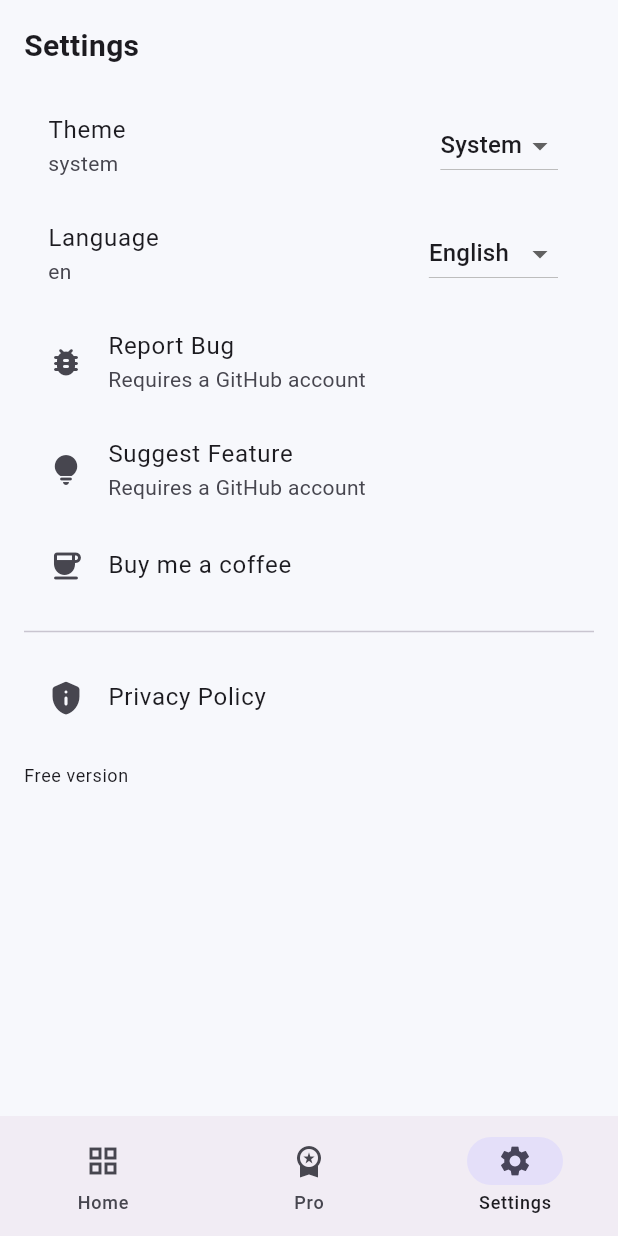
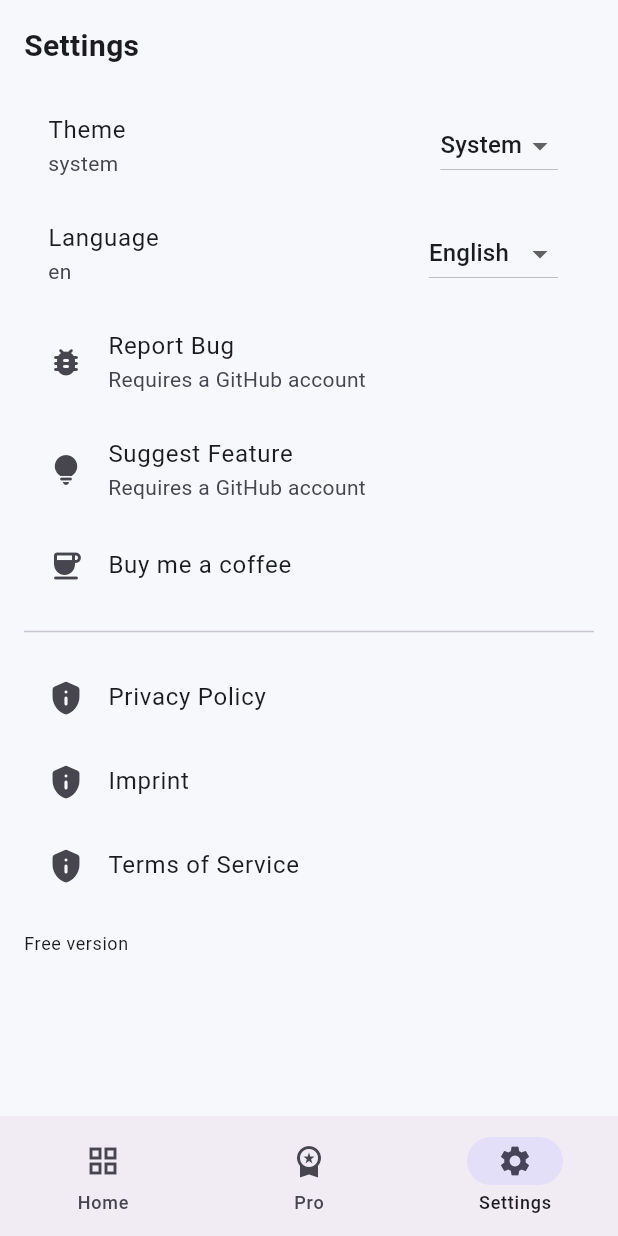
Before and after one commit to 4mierS/picksy, a Flutter app: the screen it shows after launch, item 3 of the bottom bar chosen, on a phone screen of 412 x 824 dp. Run offline on Flutter 3.47's test engine with Material 3 defaults, Android fonts, the phone set to English and light mode, and no system bars; our stand-ins replace hive_flutter, in_app_purchase, vibration; accounts and stored records are empty.

Commit message:
Add Links

```diff
--- a/lib/core/links.dart
+++ b/lib/core/links.dart
@@ -24,5 +24,11 @@ Future<void> openGithubIssues() =>
 Future<void> openPrivacyPolicy() =>
     openExternalUrl('https://4miers.github.io/picksy/privacy');
 
+Future<void> openImprint() =>
+    openExternalUrl('https://4miers.github.io/picksy/imprint');
+
+Future<void> openTermsOfService() =>
+    openExternalUrl('https://4miers.github.io/picksy/terms-of-service');
+
 Future<void> openRateApp() =>
     openExternalUrl('https://github.com/4mierS/picksy');
--- a/lib/features/settings/settings_page.dart
+++ b/lib/features/settings/settings_page.dart
@@ -113,6 +113,20 @@ class SettingsPage extends StatelessWidget {
               openPrivacyPolicy();
             },
           ),
+          ListTile(
+            leading: const Icon(Icons.privacy_tip_rounded),
+            title: Text(l10n.settingsImprint),
+            onTap: () {
+              openImprint();
+            },
+          ),
+          ListTile(
+            leading: const Icon(Icons.privacy_tip_rounded),
+            title: Text(l10n.settingsTermsOfService),
+            onTap: () {
+              openTermsOfService();
+            },
+          ),
 
           const SizedBox(height: 16),
 
--- a/lib/l10n/app_de.arb
+++ b/lib/l10n/app_de.arb
@@ -30,6 +30,8 @@
   "settingsSuggestFeature": "Funktion vorschlagen",
   "settingsSupportPicksy": "Picksy unterstützen",
   "settingsPrivacyPolicy": "Datenschutz",
+  "settingsImprint": "Impressum",
+  "settingsTermsOfService": "Nutzungsbedingungen",
   "settingsRequiresGithub": "Benötigt ein GitHub-Konto",
   "settingsProActive": "Pro aktiv",
   "settingsFreeVersion": "Kostenlose Version",
--- a/lib/l10n/app_en.arb
+++ b/lib/l10n/app_en.arb
@@ -30,6 +30,8 @@
   "settingsSuggestFeature": "Suggest Feature",
   "settingsSupportPicksy": "Buy me a coffee",
   "settingsPrivacyPolicy": "Privacy Policy",
+  "settingsImprint": "Imprint",
+  "settingsTermsOfService": "Terms of Service",
   "settingsRequiresGithub": "Requires a GitHub account",
   "settingsProActive": "Pro active",
   "settingsFreeVersion": "Free version",
--- a/lib/l10n/app_es.arb
+++ b/lib/l10n/app_es.arb
@@ -30,6 +30,8 @@
   "settingsSuggestFeature": "Sugerir función",
   "settingsSupportPicksy": "Apoyar Picksy",
   "settingsPrivacyPolicy": "Política de privacidad",
+  "settingsImprint": "Imprint",
+  "settingsTermsOfService": "Términos de servicio",
   "settingsRequiresGithub": "Requiere una cuenta de GitHub",
   "settingsProActive": "Pro activo",
   "settingsFreeVersion": "Versión gratuita",
--- a/lib/l10n/app_fr.arb
+++ b/lib/l10n/app_fr.arb
@@ -30,6 +30,8 @@
   "settingsSuggestFeature": "Suggérer une fonctionnalité",
   "settingsSupportPicksy": "Soutenir Picksy",
   "settingsPrivacyPolicy": "Politique de confidentialité",
+  "settingsImprint": "Imprint",
+  "settingsTermsOfService": "Conditions d'utilisation",
   "settingsRequiresGithub": "Nécessite un compte GitHub",
   "settingsProActive": "Pro actif",
   "settingsFreeVersion": "Version gratuite",
--- a/lib/l10n/app_it.arb
+++ b/lib/l10n/app_it.arb
@@ -30,6 +30,8 @@
   "settingsSuggestFeature": "Suggerisci funzione",
   "settingsSupportPicksy": "Supporta Picksy",
   "settingsPrivacyPolicy": "Privacy policy",
+  "settingsImprint": "Imprint",
+  "settingsTermsOfService": "Termini di servizio",
   "settingsRequiresGithub": "Richiede un account GitHub",
   "settingsProActive": "Pro attivo",
   "settingsFreeVersion": "Versione gratuita",
--- a/lib/l10n/app_localizations.dart
+++ b/lib/l10n/app_localizations.dart
@@ -283,6 +283,18 @@ abstract class AppLocalizations {
   /// In en, this message translates to:
   /// **'Privacy Policy'**
   String get settingsPrivacyPolicy;
+
+  /// No description provided for @settingsImprint.
+  ///
+  /// In en, this message translates to:
+  /// **'Imprint'**
+  String get settingsImprint;
+
+  /// No description provided for @settingsTermsOfService.
+  ///
+  /// In en, this message translates to:
+  /// **'Terms of Service'**
+  String get settingsTermsOfService;
 
   /// No description provided for @settingsRequiresGithub.
   ///
--- a/lib/l10n/app_localizations_de.dart
+++ b/lib/l10n/app_localizations_de.dart
@@ -97,6 +97,12 @@ class AppLocalizationsDe extends AppLocalizations {
 
   @override
   String get settingsPrivacyPolicy => 'Datenschutz';
+
+  @override
+  String get settingsImprint => 'Impressum';
+
+  @override
+  String get settingsTermsOfService => 'Nutzungsbedingungen';
 
   @override
   String get settingsRequiresGithub => 'Benötigt ein GitHub-Konto';
--- a/lib/l10n/app_localizations_en.dart
+++ b/lib/l10n/app_localizations_en.dart
@@ -97,6 +97,12 @@ class AppLocalizationsEn extends AppLocalizations {
 
   @override
   String get settingsPrivacyPolicy => 'Privacy Policy';
+
+  @override
+  String get settingsImprint => 'Imprint';
+
+  @override
+  String get settingsTermsOfService => 'Terms of Service';
 
   @override
   String get settingsRequiresGithub => 'Requires a GitHub account';
--- a/lib/l10n/app_localizations_es.dart
+++ b/lib/l10n/app_localizations_es.dart
@@ -97,6 +97,12 @@ class AppLocalizationsEs extends AppLocalizations {
 
   @override
   String get settingsPrivacyPolicy => 'Política de privacidad';
+
+  @override
+  String get settingsImprint => 'Imprint';
+
+  @override
+  String get settingsTermsOfService => 'Términos de servicio';
 
   @override
   String get settingsRequiresGithub => 'Requiere una cuenta de GitHub';
--- a/lib/l10n/app_localizations_fr.dart
+++ b/lib/l10n/app_localizations_fr.dart
@@ -97,6 +97,12 @@ class AppLocalizationsFr extends AppLocalizations {
 
   @override
   String get settingsPrivacyPolicy => 'Politique de confidentialité';
+
+  @override
+  String get settingsImprint => 'Imprint';
+
+  @override
+  String get settingsTermsOfService => 'Conditions d\'utilisation';
 
   @override
   String get settingsRequiresGithub => 'Nécessite un compte GitHub';
--- a/lib/l10n/app_localizations_it.dart
+++ b/lib/l10n/app_localizations_it.dart
@@ -97,6 +97,12 @@ class AppLocalizationsIt extends AppLocalizations {
 
   @override
   String get settingsPrivacyPolicy => 'Privacy policy';
+
+  @override
+  String get settingsImprint => 'Imprint';
+
+  @override
+  String get settingsTermsOfService => 'Termini di servizio';
 
   @override
   String get settingsRequiresGithub => 'Richiede un account GitHub';
```
